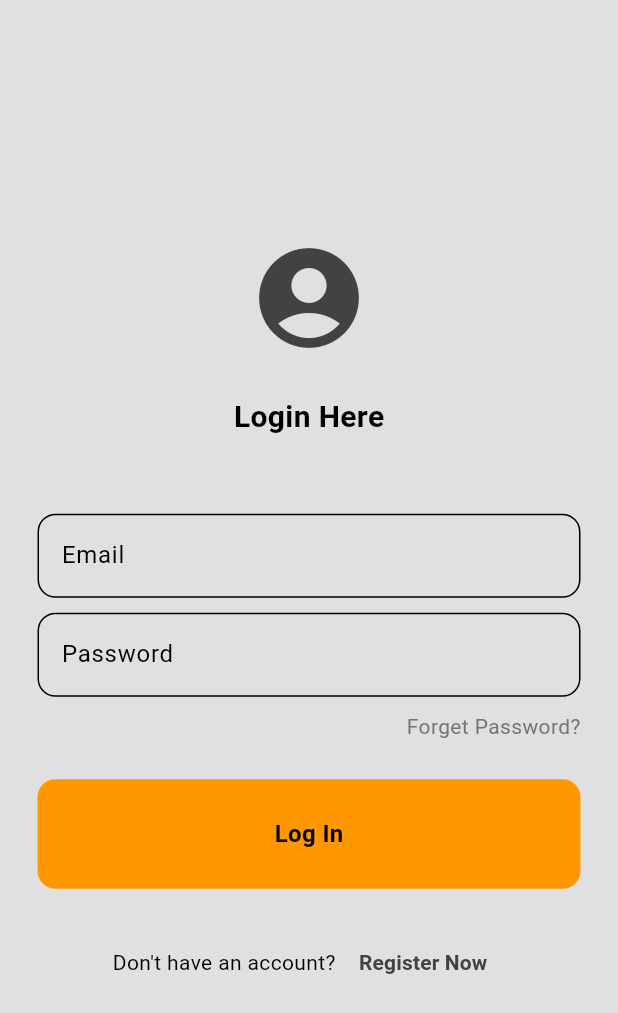
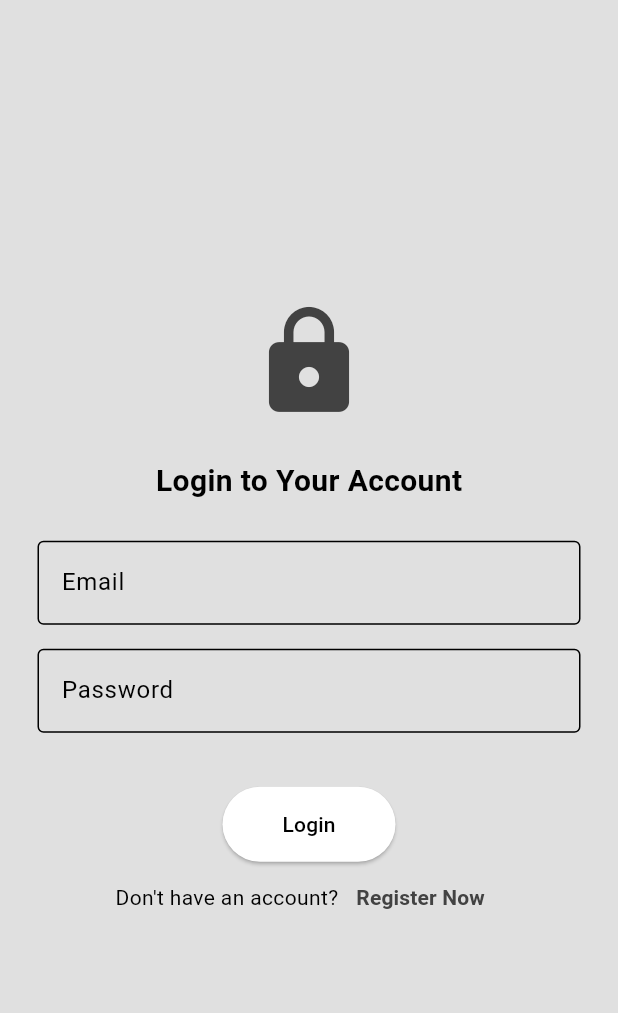
Before and after one commit to itsvishwa/Biomark, a Flutter app: the screen it shows after launch, on a phone screen of 412 x 824 dp. Shown: the top 1013 px of the screen. Run offline on Flutter 3.47's test engine with Material 3 defaults, Android fonts, the light colour scheme and no system bars; our stand-ins replace cloud_firestore, firebase_core; accounts and stored records are empty.

Commit message:
form update - before add DOB for model part

```diff
--- a/lib/pages/login_page.dart
+++ b/lib/pages/login_page.dart
@@ -1,11 +1,9 @@
-import 'package:biomark/components/custom_button.dart';
-import 'package:biomark/components/custom_text_field.dart';
+import 'package:flutter/material.dart';
+import 'package:cloud_firestore/cloud_firestore.dart';
+import 'dart:convert';
+import 'package:crypto/crypto.dart';
+import 'package:biomark/pages/profile_page.dart';
 import 'package:biomark/pages/register_page.dart';
-import 'package:biomark/pages/profile_page.dart';
-import 'package:cloud_firestore/cloud_firestore.dart';
-import 'package:flutter/material.dart';
-import 'package:crypto/crypto.dart';
-import 'dart:convert';
 
 class LoginPage extends StatefulWidget {
   const LoginPage({super.key});
@@ -15,160 +13,143 @@ class LoginPage extends StatefulWidget {
 }
 
 class _LoginPageState extends State<LoginPage> {
-  TextEditingController emailController = TextEditingController();
-  TextEditingController passwordController = TextEditingController();
+  final TextEditingController _emailController = TextEditingController();
+  final TextEditingController _passwordController = TextEditingController();
+  bool _isLoading = false;
 
-  void logInHandler() async {
-    final email = emailController.text.trim();
-    final password = passwordController.text.trim();
+  String? _emailError;
+  String? _passwordError;
 
-    if (email.isEmpty || password.isEmpty) {
-      // Show error message if fields are empty
-      ScaffoldMessenger.of(context).showSnackBar(
-        const SnackBar(content: Text('Please fill in both fields')),
-      );
-      return;
-    }
+  final RegExp _emailRegExp = RegExp(
+    r"^[a-zA-Z0-9.a-zA-Z0-9.!#$%&'*+/=?^_`{|}~-]+@[a-zA-Z0-9]+\.[a-zA-Z]+",
+  );
+
+  void _login() async {
+    setState(() {
+      _emailError = _validateEmail(_emailController.text);
+      _passwordError = _passwordController.text.isEmpty ? 'Password is required' : null;
+    });
+
+    if (_emailError != null || _passwordError != null) return;
+
+    setState(() {
+      _isLoading = true;
+    });
 
     try {
-      // Retrieve user data from Firestore
-      QuerySnapshot snapshot = await FirebaseFirestore.instance
+      final hashedPassword = _hashPassword(_passwordController.text);
+      final querySnapshot = await FirebaseFirestore.instance
           .collection('users')
-          .where('account.email', isEqualTo: email)
+          .where('account.email', isEqualTo: _emailController.text)
+          .where('account.password', isEqualTo: hashedPassword)
           .get();
 
-      if (snapshot.docs.isEmpty) {
+      if (querySnapshot.docs.isNotEmpty) {
+        // Successful login
+        final userDoc = querySnapshot.docs.first;
+        print('Login successful for user: ${userDoc['model']}');
         ScaffoldMessenger.of(context).showSnackBar(
-          const SnackBar(content: Text('User not found')),
+          SnackBar(
+            content: const Text('Login Successful!'),
+            duration: const Duration(seconds: 2),
+          ),
         );
-        return;
-      }
-
-      final userData = snapshot.docs.first.data() as Map<String, dynamic>;
-
-      // Compare the hashed password with the stored password
-      final hashedPassword = _hashData(password);
-      if (userData['account']['password'] == hashedPassword) {
-        // Successfully logged in
-        ScaffoldMessenger.of(context).showSnackBar(
-          const SnackBar(content: Text('Login successful')),
-        );
-        // Navigate to the next page or home page
         Navigator.pushReplacement(
           context,
           MaterialPageRoute(builder: (context) => const ProfilePage()),
         );
       } else {
+        // Invalid credentials
         ScaffoldMessenger.of(context).showSnackBar(
-          const SnackBar(content: Text('Incorrect password')),
+          SnackBar(
+            content: const Text('Invalid email or password.'),
+            duration: const Duration(seconds: 2),
+          ),
         );
       }
-    } catch (e) {
-      print('Error logging in: $e');
+    } catch (error) {
+      print('Failed to login: $error');
       ScaffoldMessenger.of(context).showSnackBar(
-        const SnackBar(content: Text('An error occurred, please try again')),
+        SnackBar(
+          content: const Text('Login failed. Please try again later.'),
+          duration: const Duration(seconds: 2),
+        ),
       );
+    } finally {
+      setState(() {
+        _isLoading = false;
+      });
     }
   }
 
-  void navigateToRegister() {
-    Navigator.push(
-      context,
-      MaterialPageRoute(builder: (context) => const RegisterPage()),
-    );
+  String _hashPassword(String password) {
+    final bytes = utf8.encode(password);
+    final digest = sha256.convert(bytes);
+    return digest.toString();
   }
 
-  // Function to hash data using SHA-256
-  String _hashData(String data) {
-    final bytes = utf8.encode(data);
-    final digest = sha256.convert(bytes);
-    return digest.toString();
+  String? _validateEmail(String email) {
+    if (email.isEmpty) {
+      return 'Email is required';
+    } else if (!_emailRegExp.hasMatch(email)) {
+      return 'Enter a valid email address';
+    }
+    return null;
   }
 
   @override
   Widget build(BuildContext context) {
     return Scaffold(
-      resizeToAvoidBottomInset: false,
       backgroundColor: Theme.of(context).colorScheme.background,
       body: Center(
         child: Padding(
-          padding: const EdgeInsets.symmetric(horizontal: 25.0, vertical: 50),
+          padding: const EdgeInsets.all(25.0),
           child: Column(
             mainAxisAlignment: MainAxisAlignment.center,
             children: [
-              // Logo
               Icon(
-                Icons.account_circle,
+                Icons.lock,
                 size: 80,
                 color: Theme.of(context).colorScheme.inversePrimary,
               ),
-
-              // Space
               const SizedBox(height: 25),
-
-              // Title
               const Text(
-                "Login Here",
+                "Login to Your Account",
                 style: TextStyle(
                   fontSize: 20,
                   fontWeight: FontWeight.bold,
                 ),
               ),
-
-              // Space
-              const SizedBox(height: 50),
-
-              // Email Field
-              CustomTextField(
-                hintText: "Email",
-                obscureText: false,
-                controller: emailController,
-              ),
-
-              // Space
-              const SizedBox(height: 10),
-
-              // Password Field
-              CustomTextField(
-                hintText: "Password",
-                obscureText: true,
-                controller: passwordController,
-              ),
-
-              // Space
-              const SizedBox(height: 10),
-
-              // Forget Password
-              Row(
-                mainAxisAlignment: MainAxisAlignment.end,
-                children: [
-                  Text(
-                    "Forget Password?",
-                    style: TextStyle(
-                      color: Theme.of(context).colorScheme.secondary,
+              const SizedBox(height: 25),
+              _buildTextField("Email", _emailController, _emailError),
+              _buildTextField("Password", _passwordController, _passwordError, obscureText: true),
+              const SizedBox(height: 20),
+              _isLoading
+                  ? CircularProgressIndicator()
+                  : ElevatedButton(
+                      onPressed: _login,
+                      style: ElevatedButton.styleFrom(
+                        padding: const EdgeInsets.symmetric(horizontal: 40, vertical: 15),
+                        backgroundColor: Colors.white, // Set background color to white
+                      ),
+                      child: const Text(
+                        'Login',
+                        style: TextStyle(color: Colors.black), // Set text color to black
+                      ),
                     ),
-                  ),
-                ],
-              ),
-
-              // Space
-              const SizedBox(height: 25),
-
-              // Sign In Button
-              CustomButton(text: "Log In", onTap: logInHandler),
-
-              // Space
-              const SizedBox(height: 25),
-
-              // Don't Have an Account
               Row(
                 mainAxisAlignment: MainAxisAlignment.center,
                 children: [
                   const Text("Don't have an account?"),
                   TextButton(
-                    onPressed: navigateToRegister,
+                    onPressed: () {
+                      Navigator.pushReplacement(
+                        context,
+                        MaterialPageRoute(builder: (context) => const RegisterPage()),
+                      );
+                    },
                     child: Text(
-                      " Register Now",
+                      "Register Now",
                       style: TextStyle(
                         fontWeight: FontWeight.bold,
                         color: Theme.of(context).colorScheme.inversePrimary,
@@ -183,4 +164,19 @@ class _LoginPageState extends State<LoginPage> {
       ),
     );
   }
+
+  Widget _buildTextField(String labelText, TextEditingController controller, String? errorText, {bool obscureText = false}) {
+    return Padding(
+      padding: const EdgeInsets.only(bottom: 16.0),
+      child: TextField(
+        controller: controller,
+        obscureText: obscureText,
+        decoration: InputDecoration(
+          labelText: labelText,
+          border: const OutlineInputBorder(),
+          errorText: errorText,
+        ),
+      ),
+    );
+  }
 }
--- a/lib/pages/register_step_1_page.dart
+++ b/lib/pages/register_step_1_page.dart
@@ -192,7 +192,6 @@ class RegisterPageStep1State extends State<RegisterPageStep1> {
 
   @override
   void dispose() {
-    // Dispose controllers
     _locationController.dispose();
     _bloodGroupController.dispose();
     _sexController.dispose();
```
Also changed, not shown: lib/pages/register_page.dart (+14 -2 lines), lib/pages/register_step_2_page.dart (+85 -24 lines), lib/pages/register_step_3_page.dart (+0 -11 lines).
